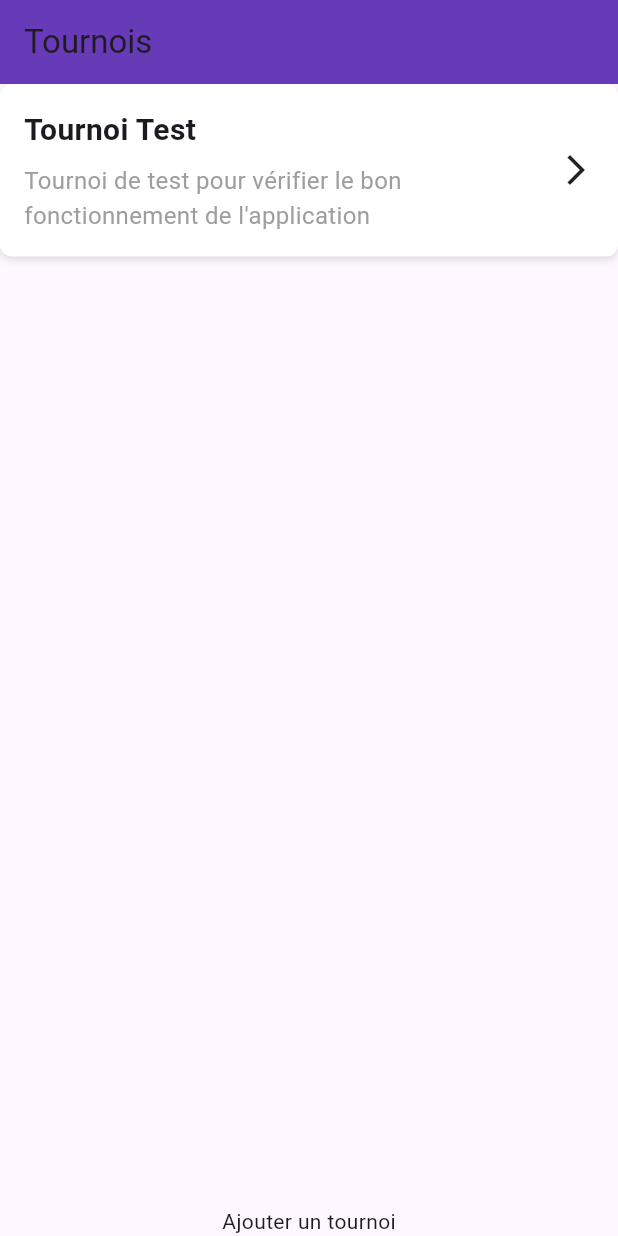
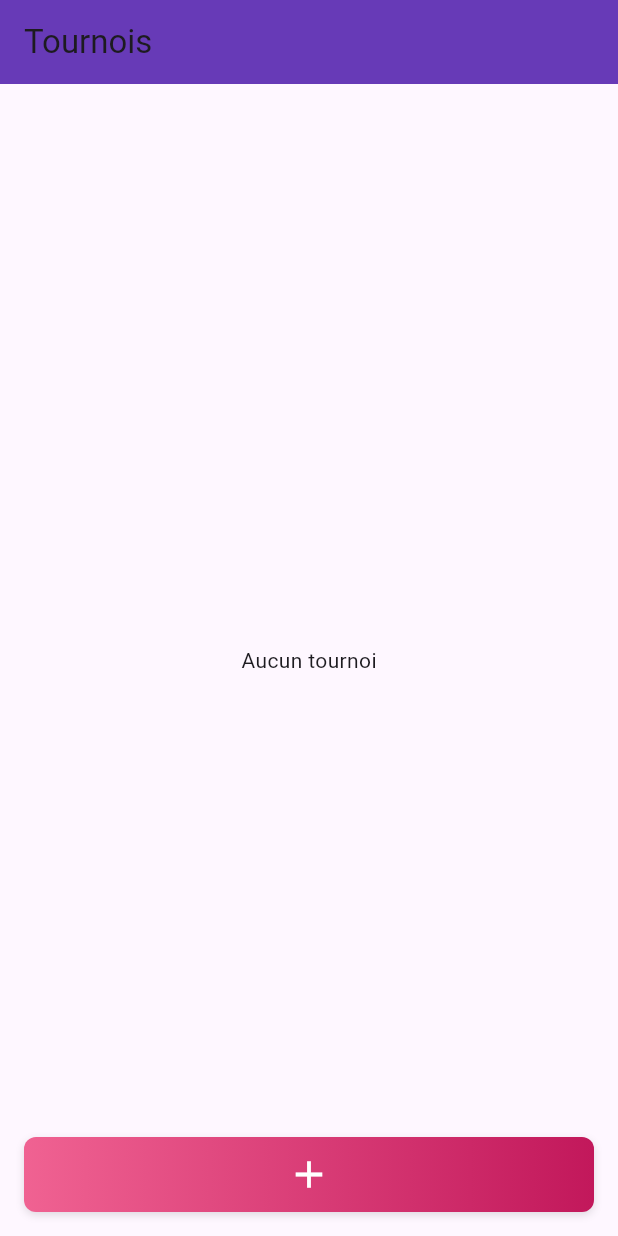
Before and after one commit to Quentin56S49/flutter_project, a Flutter app: the screen it shows after launch, on a phone screen of 412 x 824 dp. Run offline on Flutter 3.47's test engine with Material 3 defaults, Android fonts, the phone set to English and light mode, and no system bars; our stand-ins replace bloc, flutter_bloc.

Commit message:
feat Add_Tournament

```diff
--- a/lib/main.dart
+++ b/lib/main.dart
@@ -1,18 +1,13 @@
 import 'package:flutter/material.dart';
 import 'package:flutter_bloc/flutter_bloc.dart';
 import 'package:flutter_project/blocs/tournament_cubit.dart';
+import 'package:flutter_project/service/tournament_service.dart';
 import 'package:flutter_project/ui/screens/tournament_page.dart';
 
 void main() {
-  final TournamentCubit tournamentCubit = TournamentCubit();
-
-  tournamentCubit.loadTournaments();
 
   runApp(
-    BlocProvider<TournamentCubit>(
-      create: (_) => tournamentCubit,
-      child: const MyApp(),
-    ),
+    MyApp(),
   );
 }
 
@@ -21,13 +16,21 @@ class MyApp extends StatelessWidget {
 
   @override
   Widget build(BuildContext context) {
-    return MaterialApp(
-      title: 'Flutter Demo',
-      theme: ThemeData(
-        colorScheme: ColorScheme.fromSeed(seedColor: Colors.deepPurple),
-        useMaterial3: true,
+    return MultiBlocProvider(
+      providers: [
+        BlocProvider(
+          create: (context) => TournamentCubit(TournamentService()),
+        ),
+      ],
+      child: MaterialApp(
+        debugShowCheckedModeBanner: false,
+        title: 'Flutter Demo',
+        theme: ThemeData(
+          colorScheme: ColorScheme.fromSeed(seedColor: Colors.deepPurple),
+          useMaterial3: true,
+        ),
+        home: const TournamentPage(),
       ),
-      home: TournamentPage(),
     );
   }
 }
--- a/lib/models/tournament.dart
+++ b/lib/models/tournament.dart
@@ -10,10 +10,10 @@ class Tournament {
   List<Game> games;
   List<Match> matches;
 
-  Tournament(
-    this.id,
-    this.title,
-    this.description, {
+  Tournament({
+    required this.id,
+    required this.title,
+    required this.description,
     required this.date,
     this.players = const [],
     this.games = const [],
--- a/lib/service/tournament_service.dart
+++ b/lib/service/tournament_service.dart
@@ -1,13 +1,39 @@
 import 'package:flutter_project/models/tournament.dart';
 
 class TournamentService {
-  List<Tournament> getTournaments() {
-    // This is a placeholder for the actual implementation
-    List<Tournament> tournaments = [
-      Tournament(0, 'Tournoi Test',
-          'Tournoi de test pour vérifier le bon fonctionnement de l\'application',
-          date: DateTime.now()),
-    ];
-    return tournaments;
+
+  final List<Tournament> _tournaments = [];
+
+  Future<void> addTournament(Tournament tournament) async {
+    try {
+      await Future.delayed(Duration(milliseconds: 500));
+
+      _tournaments.add(tournament);
+
+      print('Tournoi créé : ${tournament.title}');
+    } catch (error) {
+      throw TournamentCreationFailure('Erreur lors de la création du tournoi: ${error.toString()}');
+    }
+  }
+
+  Future<List<Tournament>> getTournaments() async {
+    await Future.delayed(Duration(milliseconds: 500));
+    return _tournaments;
+  }
+
+  Future<void> updateTournament(Tournament tournament) async {
+    final index = _tournaments.indexWhere((t) => t.id == tournament.id);
+    if (index != -1) {
+      _tournaments[index] = tournament;
+    }
+  }
+
+  Future<void> deleteTournament(int tournamentId) async {
+    _tournaments.removeWhere((t) => t.id == tournamentId);
   }
 }
+
+class TournamentCreationFailure implements Exception {
+  final String message;
+  TournamentCreationFailure(this.message);
+}
--- a/lib/ui/components/tournament_components/add_tournament_widget/add_tournament_widget.dart
+++ b/lib/ui/components/tournament_components/add_tournament_widget/add_tournament_widget.dart
@@ -1,14 +1,22 @@
 import 'package:flutter/material.dart';
 
 class AddTournamentWidget extends StatelessWidget {
-  const AddTournamentWidget({super.key});
+  const AddTournamentWidget({super.key, required this.onPressed});
+
+  final VoidCallback onPressed;
 
   @override
   Widget build(BuildContext context) {
-    return Container(
-      padding: const EdgeInsets.all(16),
+    return SizedBox(
+      width: MediaQuery.of(context).size.width - 32,
+      height: 50,
+      child: Container(
         decoration: BoxDecoration(
-        color: Colors.pink,
+          gradient: LinearGradient(
+            colors: [Colors.pink[300]!, Colors.pink[700]!],
+            begin: Alignment.centerLeft,
+            end: Alignment.centerRight,
+          ),
           boxShadow: const [
             BoxShadow(
               color: Colors.black12,
@@ -18,6 +26,12 @@ class AddTournamentWidget extends StatelessWidget {
           ],
           borderRadius: BorderRadius.circular(8),
         ),
+        child: IconButton(
+          onPressed: onPressed,
+          icon: Icon(Icons.add, color: Colors.white, size: 30),
+          padding: EdgeInsets.zero,
+        ),
+      ),
     );
   }
 }
--- a/lib/ui/screens/tournament_page.dart
+++ b/lib/ui/screens/tournament_page.dart
@@ -1,37 +1,48 @@
 import 'package:flutter/material.dart';
 import 'package:flutter_bloc/flutter_bloc.dart';
 import 'package:flutter_project/blocs/tournament_cubit.dart';
-import 'package:flutter_project/models/tournament.dart';
 import 'package:flutter_project/ui/components/tournament_components/add_tournament_widget/add_tournament_widget.dart';
 import 'package:flutter_project/ui/components/tournament_components/tournament_widget/tournament_widget.dart';
+import '../../models/tournament.dart';
+import '../../ui/screens/add_tournament_page.dart';
 
 class TournamentPage extends StatelessWidget {
   const TournamentPage({super.key});
 
   @override
   Widget build(BuildContext context) {
-    return BlocBuilder<TournamentCubit, List<Tournament>>(
-      builder: (context, state) {
     return Scaffold(
       appBar: AppBar(
         title: Text('Tournois'),
         backgroundColor: Colors.deepPurple,
       ),
-          body: Column(
+      body: BlocBuilder<TournamentCubit, List<Tournament>>(
+        builder: (context, tournaments) {
+          if (tournaments.isEmpty) {
+            return Center(child: Text('Aucun tournoi'));
+          }
+          return Column(
             children: [
               Expanded(
                 child: ListView.builder(
-                  itemCount: state.length,
+                  itemCount: tournaments.length,
                   itemBuilder: (context, index) {
-                    return TournamentWidget(tournament: state[index]);
+                    return TournamentWidget(tournament: tournaments[index]);
                   },
                 ),
               ),
-              Text('Ajouter un tournoi'),
             ],
-          ),
           );
         },
+      ),
+      floatingActionButton: AddTournamentWidget(
+        onPressed: () {
+          Navigator.push(
+            context,
+            MaterialPageRoute(builder: (context) => AddTournamentPage()),
+          );
+        },
+      ),
     );
   }
 }
--- a/pubspec.yaml
+++ b/pubspec.yaml
@@ -31,11 +31,13 @@ dependencies:
   flutter:
     sdk: flutter
 
+
   # The following adds the Cupertino Icons font to your application.
   # Use with the CupertinoIcons class for iOS style icons.
   cupertino_icons: ^1.0.8
   flutter_launcher_icons: ^0.14.2
   flutter_bloc: ^8.1.6
+  get_it: ^7.2.0
 
 dev_dependencies:
   flutter_test:
```
Also changed, not shown: lib/blocs/tournament_cubit.dart (+19 -15 lines), lib/ui/screens/add_tournament_page.dart (added, +101 -0 lines). Lines whose indentation alone changed are shown as unchanged.
